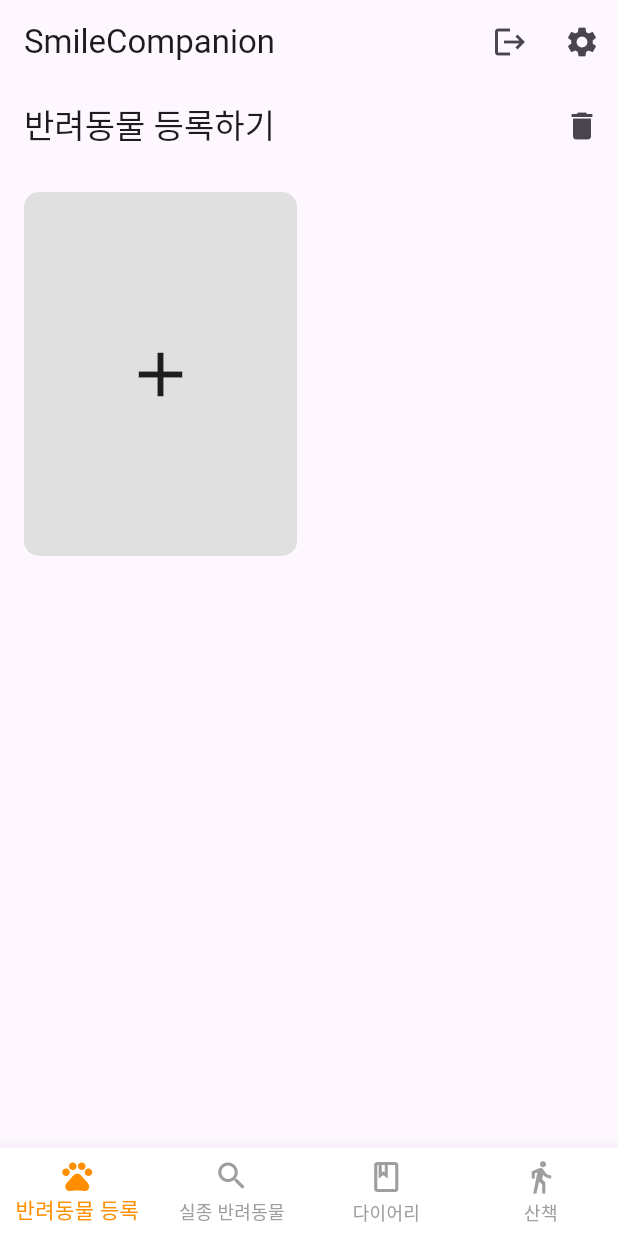
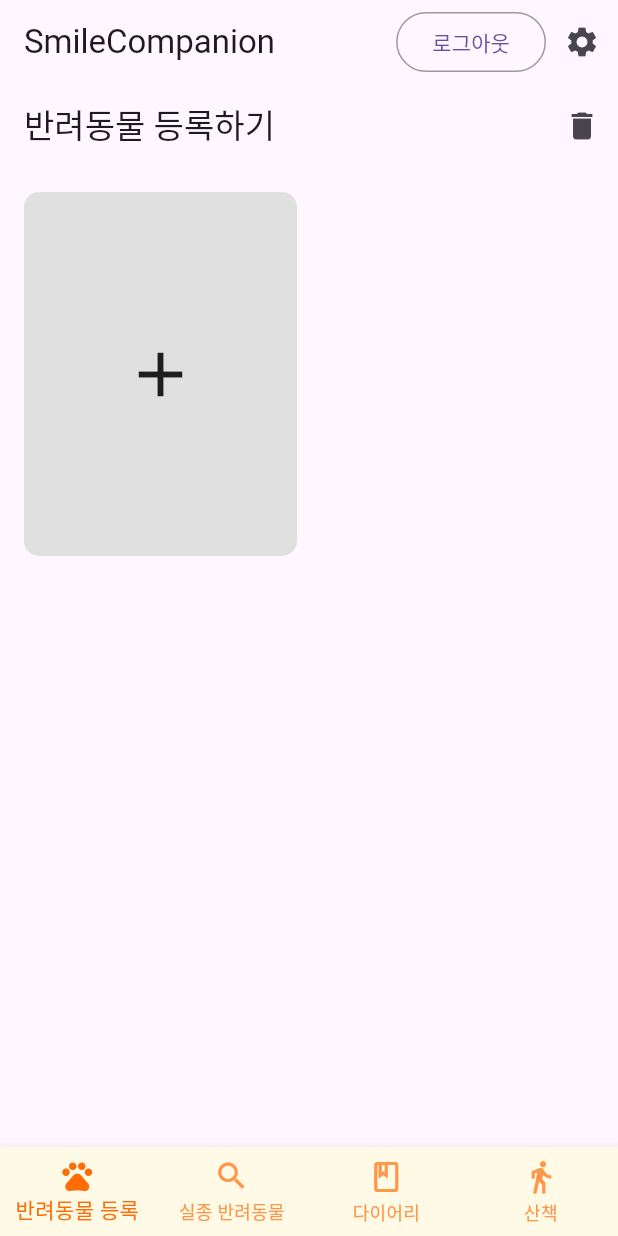
Before and after one commit to GHdevlog/ICT_app, a Flutter app: the HomePage screen opened directly, on a phone screen of 412 x 824 dp. Run offline on Flutter 3.47's test engine with Material 3 defaults, Android fonts, the phone set to English and light mode, and no system bars; our stand-ins replace cloud_firestore, firebase_auth, firebase_core, fluttertoast, google_maps_flutter, image_picker and 2 more; accounts and stored records are empty.

Commit message:
로그아웃 버튼 수정

```diff
--- a/lib/pages/HomePage.dart
+++ b/lib/pages/HomePage.dart
@@ -90,10 +90,13 @@ class _HomePageState extends State<HomePage> {
         // 상단 앱바에 표시할 제목
         title: const Text('SmileCompanion'),
         actions: [
-          // 로그아웃 버튼, 눌렀을 때 _signOut 메소드 호출
-          IconButton(
-            icon: const Icon(Icons.logout),
+          // 로그아웃 버튼을 테두리가 있는 OutlinedButton으로 변경
+          OutlinedButton(
             onPressed: _signOut,
+            style: OutlinedButton.styleFrom(
+              side: const BorderSide(color: Color(0xFF9A9A9A)),  // 테두리 색상 설정
+            ),
+            child: const Text('로그아웃'),
           ),
           // 설정 페이지로 이동하는 버튼
           IconButton(
@@ -132,11 +135,11 @@ class _HomePageState extends State<HomePage> {
         // 현재 선택된 인덱스를 표시
         currentIndex: _selectedIndex,
         // 선택된 아이템 색상
-        selectedItemColor: Colors.amber[800],
+        selectedItemColor: const Color(0xFFFF6C05),
         // 선택되지 않은 아이템 색상
-        unselectedItemColor: Colors.grey,
+        unselectedItemColor: const Color(0xFFFF964A),
         // 배경색 설정
-        backgroundColor: Colors.white,
+        backgroundColor: const Color(0xFFFFFAE6),
         // 아이템이 눌렸을 때 _onItemTapped 메소드 호출
         onTap: _onItemTapped,
       ),
```
Also changed, not shown: 1 other file.
